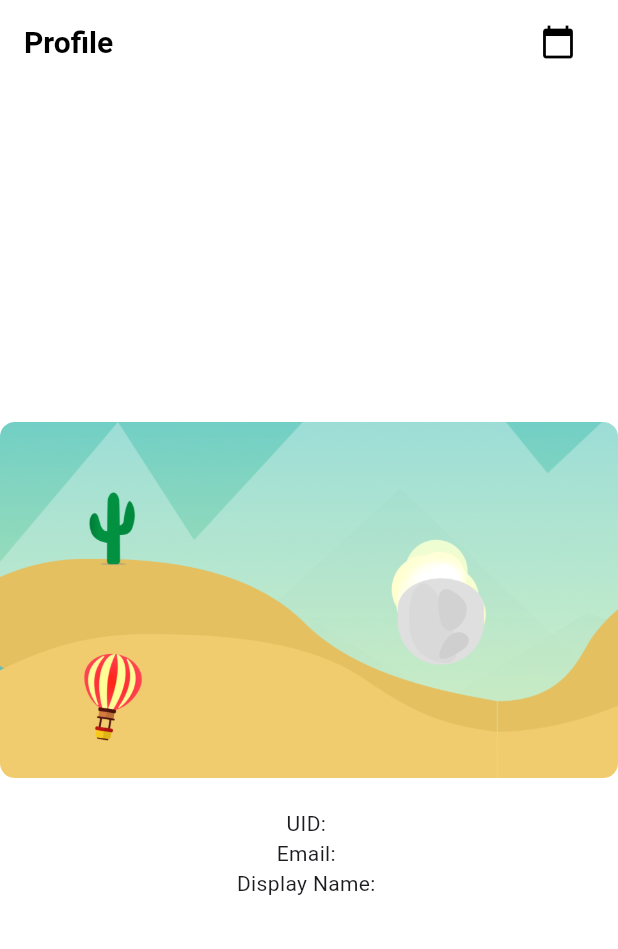
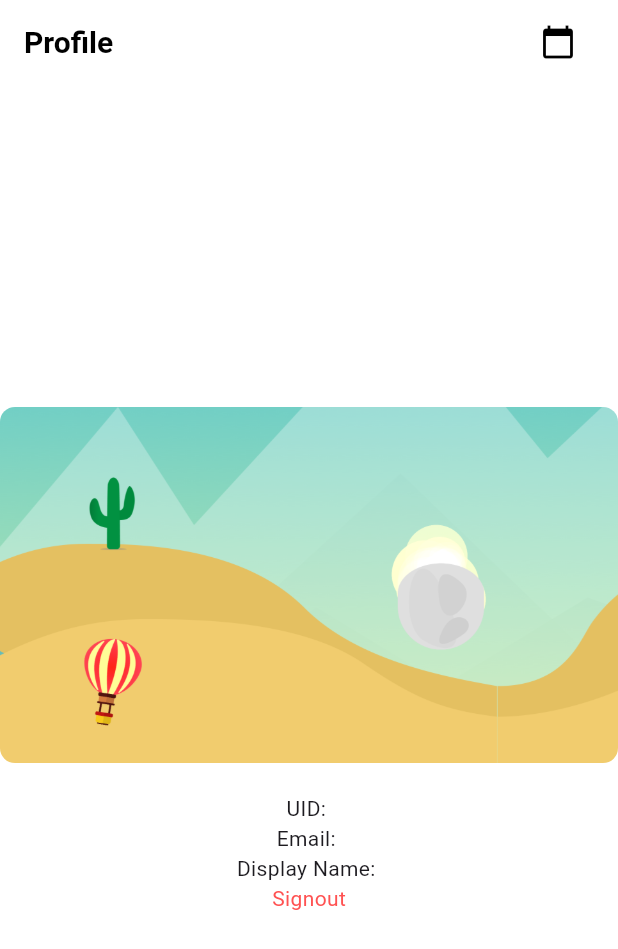
Before and after one commit to dw0nji/task_manager_2, a Flutter app: the ProfilePage screen opened directly, on a phone screen of 412 x 824 dp. Shown: the top 949 px of the screen. Run offline on Flutter 3.47's test engine with Material 3 defaults, Android fonts, the phone set to English and light mode, and no system bars; our stand-ins replace date_field, firebase_auth, firebase_core, go_router, google_sign_in; accounts and stored records are empty.

Commit message:
Scuffed Signout

```diff
--- a/lib/Views/ProfilePage.dart
+++ b/lib/Views/ProfilePage.dart
@@ -42,6 +42,17 @@ class ProfilePage extends StatelessWidget {
             Text('UID: ${user.uid}'),
             Text('Email: ${user.email ?? 'No email'}'),
             Text('Display Name: ${user.displayName ?? 'No display name'}'),
+            GestureDetector(
+              onTap: () async {
+                FirebaseAuth.instance.signOut();
+              },
+              child: Text(
+                "Signout",
+                style: TextStyle(
+                  color: Colors.redAccent,
+                ),
+              ),
+            )
           ],
         )
             : Text('No user signed in'),
```
